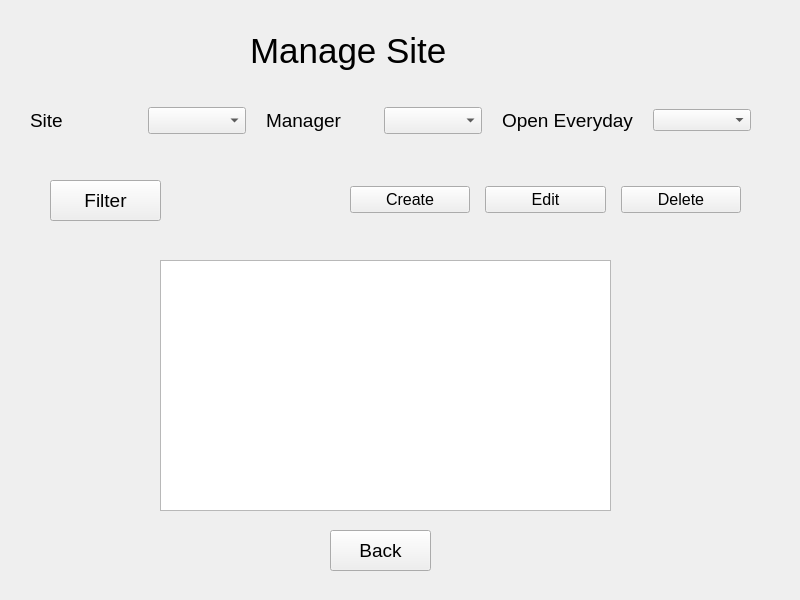
The window that UI/administrator_manage_site.ui (BellaMENG/Atlanta-Beltline) describes before a commit, drawn with Qt 5.
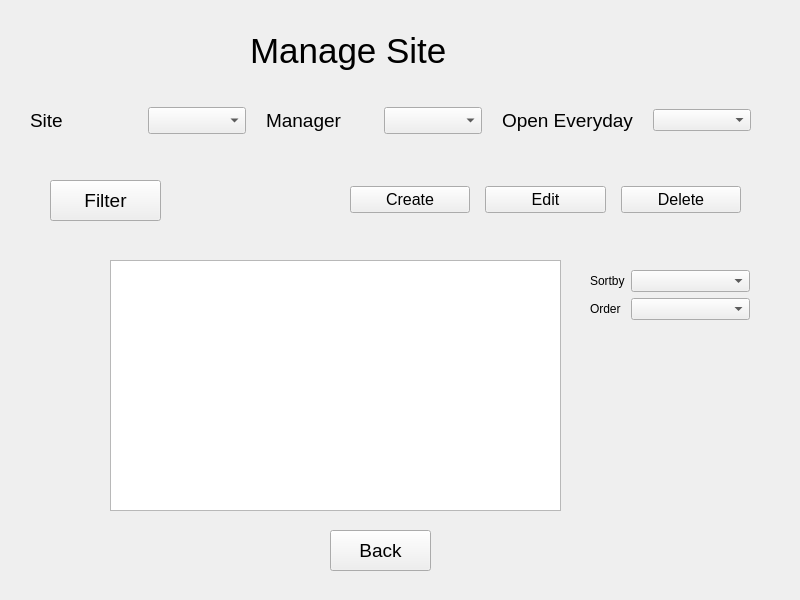
The same window after the commit.

```diff
--- a/UI/administrator_manage_site.ui
+++ b/UI/administrator_manage_site.ui
@@ -194,13 +194,45 @@
    <widget class="QTableWidget" name="tableWidget">
     <property name="geometry">
      <rect>
-      <x>160</x>
+      <x>110</x>
       <y>260</y>
       <width>451</width>
       <height>251</height>
      </rect>
     </property>
    </widget>
+   <widget class="QWidget" name="formLayoutWidget">
+    <property name="geometry">
+     <rect>
+      <x>590</x>
+      <y>270</y>
+      <width>160</width>
+      <height>80</height>
+     </rect>
+    </property>
+    <layout class="QFormLayout" name="formLayout">
+     <item row="0" column="0">
+      <widget class="QLabel" name="sortbyLabel">
+       <property name="text">
+        <string>Sortby</string>
+       </property>
+      </widget>
+     </item>
+     <item row="0" column="1">
+      <widget class="QComboBox" name="sortbyComboBox"/>
+     </item>
+     <item row="1" column="0">
+      <widget class="QLabel" name="orderLabel">
+       <property name="text">
+        <string>Order</string>
+       </property>
+      </widget>
+     </item>
+     <item row="1" column="1">
+      <widget class="QComboBox" name="orderComboBox"/>
+     </item>
+    </layout>
+   </widget>
   </widget>
  </widget>
  <resources/>
```
